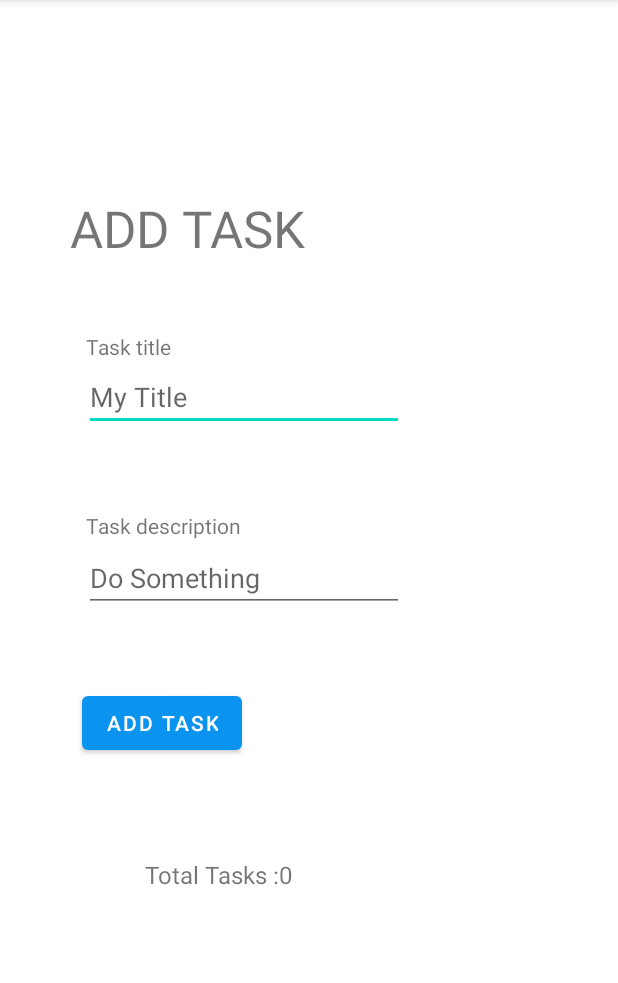
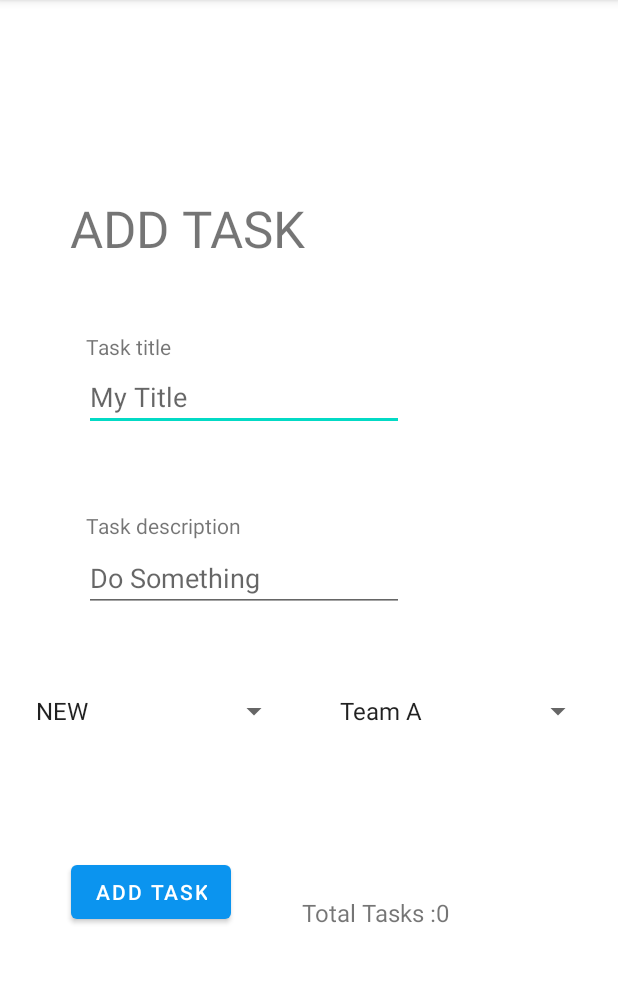
Before and after one commit to TareqZeadeh/Taskmaster, an Android app: the Add_Task screen opened directly, with no data from a screen before it, on a phone screen of 412 x 824 dp, the part 84-1067 px from its top. Run offline under Robolectric (Android 15) with nearby library versions, the phone set to English and light mode, and no system bars; libraries missing offline, so code that uses them is left out: com.amplifyframework.api, com.amplifyframework.core.

```diff
--- a/app/src/main/java/com/example/taskmaster/TaskAdapter.java
+++ b/app/src/main/java/com/example/taskmaster/TaskAdapter.java
@@ -35,7 +35,8 @@ public class TaskAdapter extends RecyclerView.Adapter<TaskAdapter.TaskViewHolder
     public void onBindViewHolder(@NonNull TaskViewHolder holder, int position) {
         holder.task = tasks.get(position);
         TextView textView = holder.itemView.findViewById(R.id.textViewfrag);
-        textView.setText(holder.task.getTitle());
+//        if(holder.task != null)
+            textView.setText(holder.task.getTitle());
     }
 
     @Override
--- a/app/src/main/res/layout/activity_add_task.xml
+++ b/app/src/main/res/layout/activity_add_task.xml
@@ -80,10 +80,10 @@
         android:text="ADD TASK"
         app:layout_constraintBottom_toBottomOf="parent"
         app:layout_constraintEnd_toEndOf="parent"
-        app:layout_constraintHorizontal_bias="0.179"
+        app:layout_constraintHorizontal_bias="0.155"
         app:layout_constraintStart_toStartOf="parent"
         app:layout_constraintTop_toTopOf="parent"
-        app:layout_constraintVertical_bias="0.636" />
+        app:layout_constraintVertical_bias="0.793" />
 
     <TextView
         android:id="@+id/textView5"
@@ -93,9 +93,35 @@
         android:textSize="16sp"
         app:layout_constraintBottom_toBottomOf="parent"
         app:layout_constraintEnd_toEndOf="parent"
-        app:layout_constraintHorizontal_bias="0.307"
+        app:layout_constraintHorizontal_bias="0.641"
         app:layout_constraintStart_toStartOf="parent"
         app:layout_constraintTop_toTopOf="parent"
-        app:layout_constraintVertical_bias="0.767" />
+        app:layout_constraintVertical_bias="0.801" />
+
+    <Spinner
+        android:id="@+id/statusSpin"
+        android:layout_width="177dp"
+        android:layout_height="32dp"
+        app:layout_constraintBottom_toBottomOf="parent"
+        app:layout_constraintEnd_toEndOf="parent"
+        app:layout_constraintHorizontal_bias="0.068"
+        app:layout_constraintStart_toStartOf="parent"
+        app:layout_constraintTop_toBottomOf="@+id/taskDescription"
+        app:layout_constraintVertical_bias="0.152"
+        android:spinnerMode="dropdown"
+        android:entries="@array/status"/>
+
+    <Spinner
+        android:id="@+id/teamSpin"
+        android:layout_width="177dp"
+        android:layout_height="32dp"
+        app:layout_constraintBottom_toBottomOf="parent"
+        app:layout_constraintEnd_toEndOf="parent"
+        app:layout_constraintHorizontal_bias="0.931"
+        app:layout_constraintStart_toStartOf="parent"
+        app:layout_constraintTop_toBottomOf="@+id/taskDescription"
+        app:layout_constraintVertical_bias="0.152"
+        android:spinnerMode="dropdown"
+        android:entries="@array/teams_Names"/>
 
 </androidx.constraintlayout.widget.ConstraintLayout>
--- a/app/src/main/res/values/strings.xml
+++ b/app/src/main/res/values/strings.xml
@@ -21,6 +21,19 @@
     <string name="user_name_tasks">User Name Tasks</string>
     <string name="task">Task</string>
 
+    <string-array name="teams_Names">
+        <item>Team A</item>
+        <item>Team B</item>
+        <item>Team C</item>
+    </string-array>
+
+    <string-array name="status">
+        <item>NEW</item>
+        <item>ASSIGNED</item>
+        <item>IN_PROGRESS</item>
+        <item>COMPLETE</item>
+    </string-array>
+
     <!-- TODO: Remove or change this placeholder text -->
 
 </resources>
```
Also changed, not shown: app/src/main/java/com/example/taskmaster/Add_Task.java (+95 -24 lines), app/src/main/java/com/example/taskmaster/MainActivity.java (+73 -17 lines), app/src/main/java/com/example/taskmaster/Settings.java (+42 -10 lines), app/src/main/res/layout/activity_settings.xml (+12 -1 lines), app/src/main/graphql/schema.json, app/src/main/java/com/amplifyframework/datastore/generated/model/AmplifyModelProvider.java, app/src/main/java/com/amplifyframework/datastore/generated/model/Task.java, app/src/main/java/com/amplifyframework/datastore/generated/model/Team.java (added), 6 other files.
